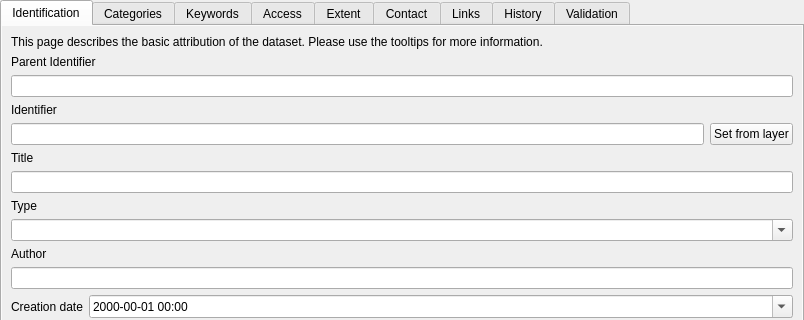
Qt form src/ui/qgsmetadatawidget.ui (qgis/QGIS) before a commit; both pictures show x 0 to 804 and y 0 to 320 of the 804 by 668 pixel window.
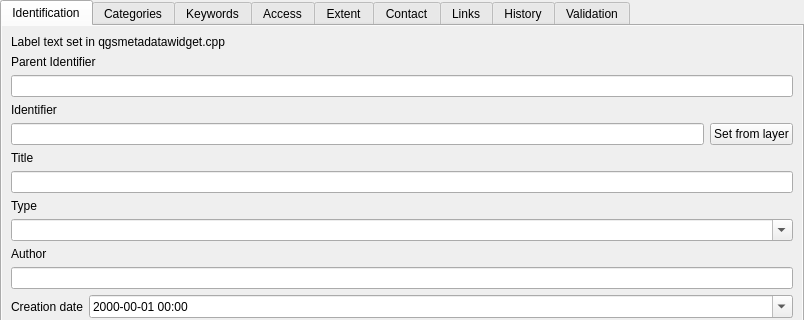
The same form after that commit. The open tabs and pages were chosen to show the change. Icons and pictures are not drawn. Custom widgets are drawn as their Qt base class.

Commit message: Update more labels to reflect project metadata in widget

```diff
--- a/src/ui/qgsmetadatawidget.ui
+++ b/src/ui/qgsmetadatawidget.ui
@@ -66,7 +66,7 @@
           <property name="geometry">
            <rect>
             <x>0</x>
-            <y>-52</y>
+            <y>0</y>
             <width>786</width>
             <height>721</height>
            </rect>
@@ -75,7 +75,7 @@
            <item>
             <widget class="QLabel" name="mIdLabel">
              <property name="text">
-              <string>This page describes the basic attribution of the dataset. Please use the tooltips for more information.</string>
+              <string>Label text set in qgsmetadatawidget.cpp</string>
              </property>
              <property name="wordWrap">
               <bool>true</bool>
```
Left out of the diff: 14 changed lines with no effect on the pictures. The commit also changes 1 other file.
